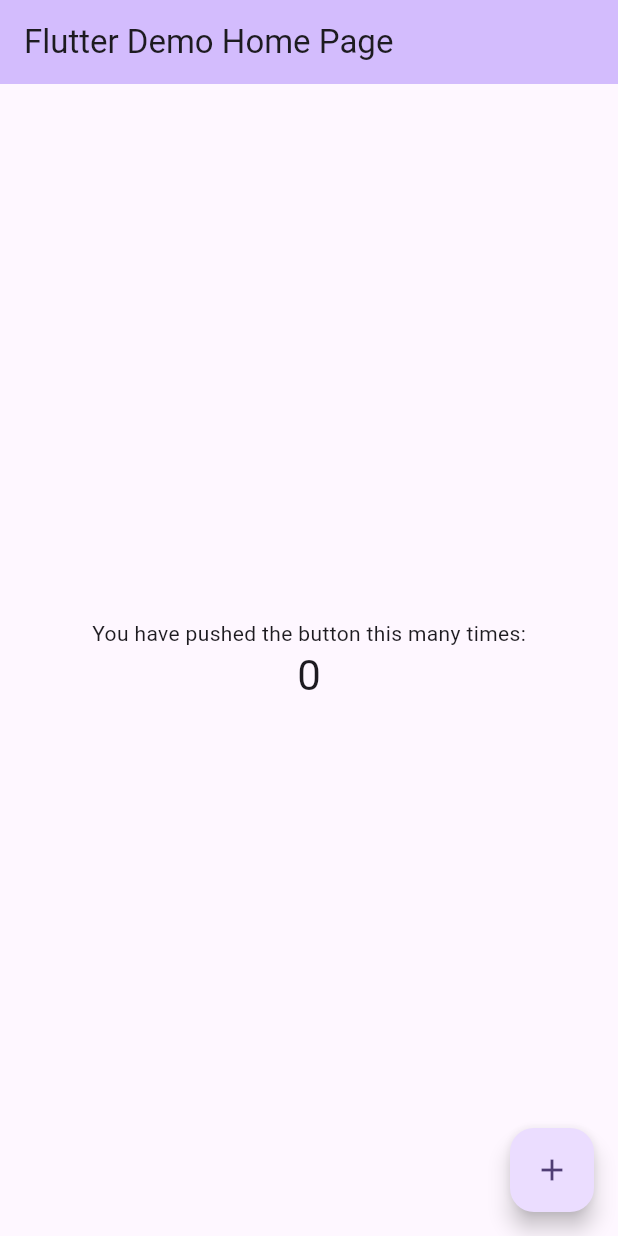
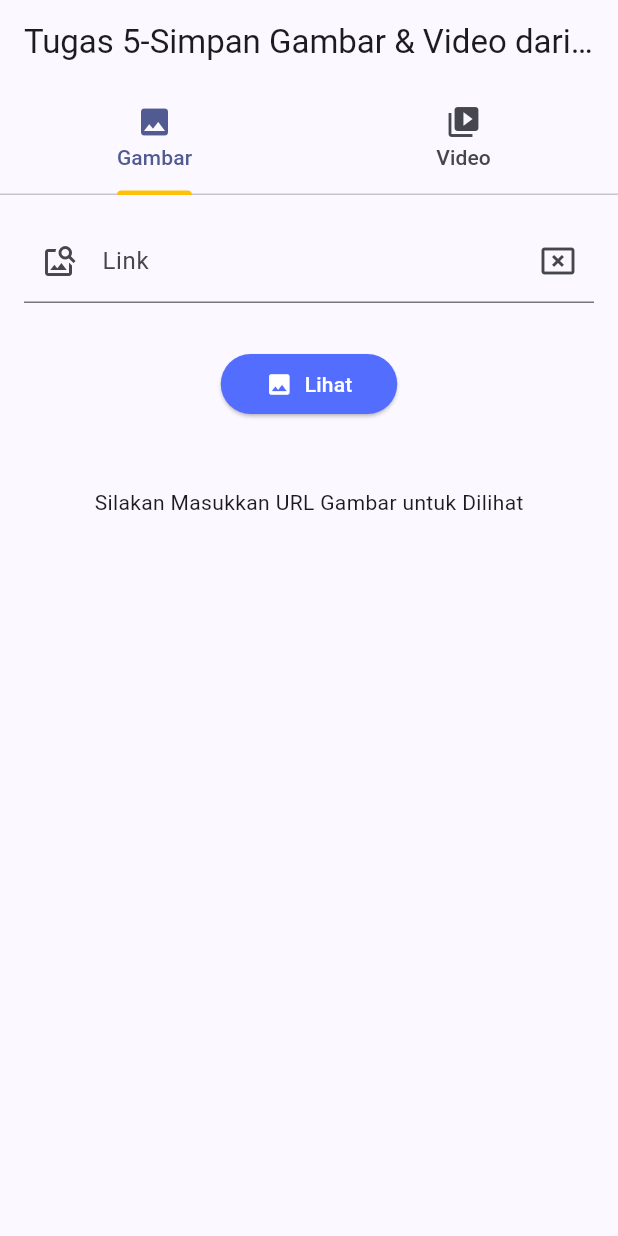
Before and after one commit to fikasr/tugas_5_flutter_media_saver, a Flutter app: the screen it shows after launch, on a phone screen of 412 x 824 dp. Run offline on Flutter 3.47's test engine with Material 3 defaults, Android fonts, the phone set to English and light mode, and no system bars; our stand-ins replace dio, gallery_saver.

Commit message:
feat: selesai membuat fitur simpan gambar

```diff
--- /dev/null
+++ b/lib/image_saver.dart
@@ -0,0 +1,172 @@
+import 'package:dio/dio.dart';
+import 'package:flutter/material.dart';
+import 'package:gallery_saver/gallery_saver.dart';
+import 'package:path_provider/path_provider.dart';
+
+class ImageSaver extends StatefulWidget {
+  const ImageSaver({super.key});
+
+  @override
+  State<ImageSaver> createState() => _ImageSaverState();
+}
+
+class _ImageSaverState extends State<ImageSaver> {
+  TextEditingController inputController = TextEditingController();
+  bool showGambar = false;
+  String linkGambar = '';
+
+  ambilGambar(String imageURL) async {
+    if (imageURL.isEmpty) {
+      showDialog(
+        context: context,
+        builder: (context) => AlertDialog(
+          title: const Text('Tidak Ada URL'),
+          content: const Text('Silakan Isi URL Gambar yang Benar'),
+          actions: [
+            TextButton(
+              onPressed: () => Navigator.pop(context),
+              child: const Text('OK'),
+            ),
+          ],
+        ),
+      );
+      return;
+    }
+
+    setState(() {
+      showGambar = true;
+      linkGambar = imageURL;
+    });
+  }
+
+  Future<void> simpanGambar(String imageURL) async {
+    if (imageURL.isEmpty) {
+      showDialog(
+        context: context,
+        builder: (context) => AlertDialog(
+          title: const Text('Tidak Ada URL'),
+          content: const Text('Silakan Isi URL Gambar yang Benar'),
+          actions: [
+            TextButton(
+              onPressed: () => Navigator.pop(context),
+              child: const Text('OK'),
+            ),
+          ],
+        ),
+      );
+      return;
+    }
+
+    final apkDir = await getApplicationDocumentsDirectory();
+    String fileName = '${DateTime.now().millisecondsSinceEpoch}.jpg';
+    final filePath = '${apkDir.path}/$fileName';
+
+    Dio dio = Dio();
+
+    await dio.download(imageURL, filePath);
+
+    await GallerySaver.saveImage(filePath, albumName: 'Flutter Download');
+
+    ScaffoldMessenger.of(context).showSnackBar(
+      const SnackBar(content: Text('Gambar Telah Tersimpan di Galeri')),
+    );
+  }
+
+  @override
+  Widget build(BuildContext context) {
+    return Scaffold(
+        body: SingleChildScrollView(
+      child: Center(
+        child: Container(
+          padding: const EdgeInsets.all(16.0),
+          child: Column(
+            children: [
+              TextFormField(
+                controller: inputController,
+                decoration: InputDecoration(
+                  prefixIcon: const Icon(Icons.image_search_outlined),
+                  labelText: 'Link',
+                  hintText: 'Input Link',
+                  suffixIcon: IconButton(
+                    onPressed: () {
+                      setState(() {
+                        inputController.text = "";
+                        showGambar = false;
+                      });
+                    },
+                    icon: const Icon(Icons.cancel_presentation_outlined),
+                  ),
+                ),
+              ),
+              const SizedBox(
+                height: 30.0,
+              ),
+              Row(
+                mainAxisAlignment: MainAxisAlignment.spaceEvenly,
+                children: [
+                  ElevatedButton.icon(
+                    onPressed: () {
+                      ambilGambar(inputController.text);
+                    },
+                    icon: const Icon(Icons.image),
+                    label: const Text('Lihat'),
+                    style: ElevatedButton.styleFrom(
+                      backgroundColor: Colors.indigoAccent,
+                      foregroundColor: Colors.white,
+                      padding: const EdgeInsets.symmetric(horizontal: 30),
+                    ),
+                  ),
+                  if (showGambar)
+                    ElevatedButton.icon(
+                      onPressed: () {
+                        simpanGambar(inputController.text);
+                      },
+                      icon: const Icon(Icons.save),
+                      label: const Text('Simpan'),
+                      style: ElevatedButton.styleFrom(
+                        backgroundColor: Colors.indigoAccent,
+                        foregroundColor: Colors.white,
+                        padding: const EdgeInsets.symmetric(horizontal: 30),
+                      ),
+                    ),
+                ],
+              ),
+              const SizedBox(
+                height: 25.0,
+              ),
+              if (showGambar)
+                Padding(
+                  padding: const EdgeInsets.symmetric(horizontal: 20),
+                  child: Container(
+                    decoration: BoxDecoration(
+                      borderRadius: BorderRadius.circular(21),
+                      boxShadow: [
+                        BoxShadow(
+                          color: Colors.black.withOpacity(0.3),
+                          spreadRadius: 2,
+                          blurRadius: 5,
+                          offset: const Offset(5, 5), // changes position of shadow
+                        ),
+                      ],
+                    ),
+                    child: ClipRRect(
+                      borderRadius: BorderRadius.circular(21),
+                      child: Image.network(linkGambar!),
+                    ),
+                  ),
+                )
+              else
+                const Padding(
+                  padding: EdgeInsets.all(20),
+                  child: Text('Silakan Masukkan URL Gambar untuk Dilihat'),
+                ),
+              const SizedBox(
+                height: 45.0,
+              )
+            ],
+          ),
+        ),
+      ),
+    ));
+  }
+}
--- a/lib/main.dart
+++ b/lib/main.dart
@@ -1,4 +1,5 @@
 import 'package:flutter/material.dart';
+import 'package:tugas_5_flutter_media_saver/image_saver.dart';
 
 void main() {
   runApp(const MyApp());
@@ -11,115 +12,43 @@ class MyApp extends StatelessWidget {
   @override
   Widget build(BuildContext context) {
     return MaterialApp(
-      title: 'Flutter Demo',
+      title: 'Tugas 5 Simpan Gambar & Video dari URL',
       theme: ThemeData(
-        // This is the theme of your application.
-        //
-        // TRY THIS: Try running your application with "flutter run". You'll see
-        // the application has a purple toolbar. Then, without quitting the app,
-        // try changing the seedColor in the colorScheme below to Colors.green
-        // and then invoke "hot reload" (save your changes or press the "hot
-        // reload" button in a Flutter-supported IDE, or press "r" if you used
-        // the command line to start the app).
-        //
-        // Notice that the counter didn't reset back to zero; the application
-        // state is not lost during the reload. To reset the state, use hot
-        // restart instead.
-        //
-        // This works for code too, not just values: Most code changes can be
-        // tested with just a hot reload.
-        colorScheme: ColorScheme.fromSeed(seedColor: Colors.deepPurple),
+        colorScheme: ColorScheme.fromSeed(seedColor: Colors.indigoAccent),
         useMaterial3: true,
       ),
-      home: const MyHomePage(title: 'Flutter Demo Home Page'),
+      debugShowCheckedModeBanner: false,
+      home: DefaultTabController(
+        length: 2,
+        child: Scaffold(
+          appBar: AppBar(
+            title: const Text('Tugas 5-Simpan Gambar & Video dari URL'),
+            bottom: const TabBar(
+              tabs: [
+                Tab(
+                  icon: Icon(Icons.image),
+                  text: 'Gambar',
+                ),
+                Tab(
+                  icon: Icon(Icons.video_library),
+                  text: 'Video',
+                ),
+              ],
+              indicatorColor: Colors.amber,
+            ),
+          ),
+          body: const SizedBox(
+            height: double.infinity,
+            width: double.infinity,
+            child: TabBarView(
+              children: [
+                ImageSaver(),
+                Placeholder(),
+              ],
+            ),
+          ),
+        ),
+      ),
     );
   }
 }
-
-class MyHomePage extends StatefulWidget {
-  const MyHomePage({super.key, required this.title});
-
-  // This widget is the home page of your application. It is stateful, meaning
-  // that it has a State object (defined below) that contains fields that affect
-  // how it looks.
-
-  // This class is the configuration for the state. It holds the values (in this
-  // case the title) provided by the parent (in this case the App widget) and
-  // used by the build method of the State. Fields in a Widget subclass are
-  // always marked "final".
-
-  final String title;
-
-  @override
-  State<MyHomePage> createState() => _MyHomePageState();
-}
-
-class _MyHomePageState extends State<MyHomePage> {
-  int _counter = 0;
-
-  void _incrementCounter() {
-    setState(() {
-      // This call to setState tells the Flutter framework that something has
-      // changed in this State, which causes it to rerun the build method below
-      // so that the display can reflect the updated values. If we changed
-      // _counter without calling setState(), then the build method would not be
-      // called again, and so nothing would appear to happen.
-      _counter++;
-    });
-  }
-
-  @override
-  Widget build(BuildContext context) {
-    // This method is rerun every time setState is called, for instance as done
-    // by the _incrementCounter method above.
-    //
-    // The Flutter framework has been optimized to make rerunning build methods
-    // fast, so that you can just rebuild anything that needs updating rather
-    // than having to individually change instances of widgets.
-    return Scaffold(
-      appBar: AppBar(
-        // TRY THIS: Try changing the color here to a specific color (to
-        // Colors.amber, perhaps?) and trigger a hot reload to see the AppBar
-        // change color while the other colors stay the same.
-        backgroundColor: Theme.of(context).colorScheme.inversePrimary,
-        // Here we take the value from the MyHomePage object that was created by
-        // the App.build method, and use it to set our appbar title.
-        title: Text(widget.title),
-      ),
-      body: Center(
-        // Center is a layout widget. It takes a single child and positions it
-        // in the middle of the parent.
-        child: Column(
-          // Column is also a layout widget. It takes a list of children and
-          // arranges them vertically. By default, it sizes itself to fit its
-          // children horizontally, and tries to be as tall as its parent.
-          //
-          // Column has various properties to control how it sizes itself and
-          // how it positions its children. Here we use mainAxisAlignment to
-          // center the children vertically; the main axis here is the vertical
-          // axis because Columns are vertical (the cross axis would be
-          // horizontal).
-          //
-          // TRY THIS: Invoke "debug painting" (choose the "Toggle Debug Paint"
-          // action in the IDE, or press "p" in the console), to see the
-          // wireframe for each widget.
-          mainAxisAlignment: MainAxisAlignment.center,
-          children: <Widget>[
-            const Text(
-              'You have pushed the button this many times:',
-            ),
-            Text(
-              '$_counter',
-              style: Theme.of(context).textTheme.headlineMedium,
-            ),
-          ],
-        ),
-      ),
-      floatingActionButton: FloatingActionButton(
-        onPressed: _incrementCounter,
-        tooltip: 'Increment',
-        child: const Icon(Icons.add),
-      ), // This trailing comma makes auto-formatting nicer for build methods.
-    );
-  }
-}
--- a/pubspec.yaml
+++ b/pubspec.yaml
@@ -35,6 +35,9 @@ dependencies:
   # The following adds the Cupertino Icons font to your application.
   # Use with the CupertinoIcons class for iOS style icons.
   cupertino_icons: ^1.0.6
+  path_provider: ^2.1.3
+  gallery_saver: ^2.3.2
+  dio: ^5.4.3+1
 
 dev_dependencies:
   flutter_test:
```
Also changed, not shown: pubspec.lock, 1 other file.
